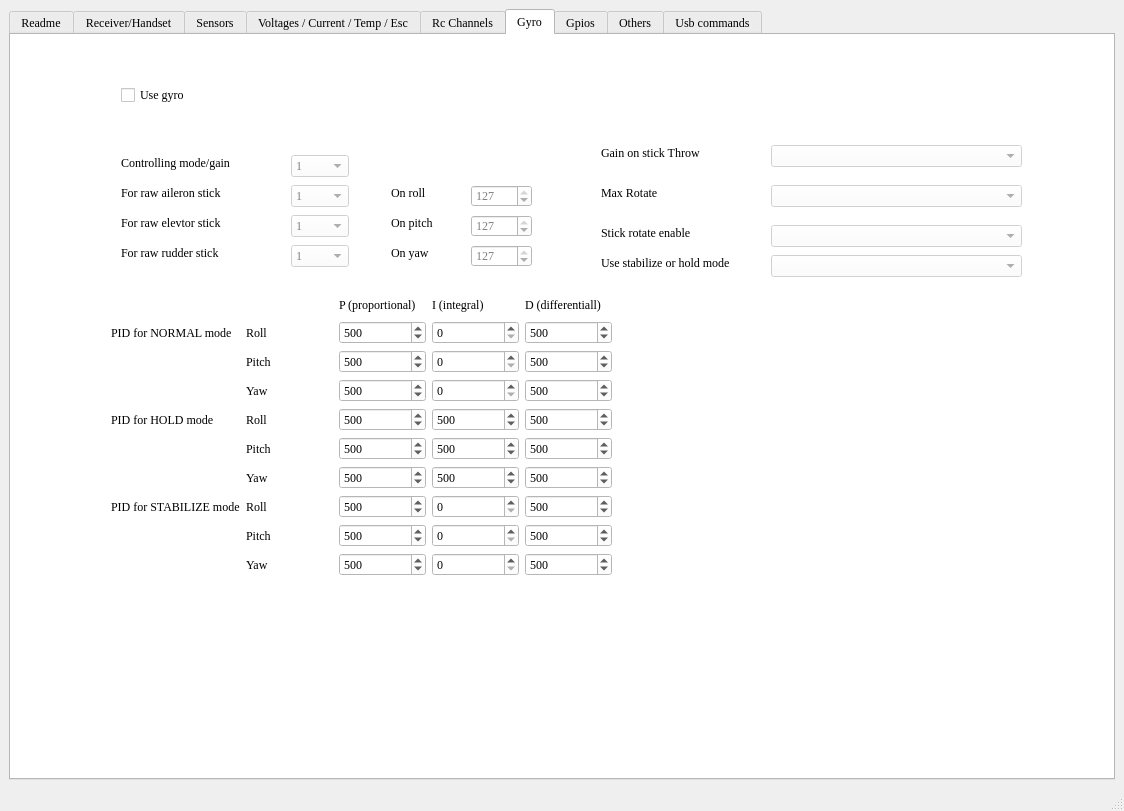
Before: the Qt Designer form gui/oXs.ui in romoloman/oXs_on_RP2040, drawn with Qt 5.
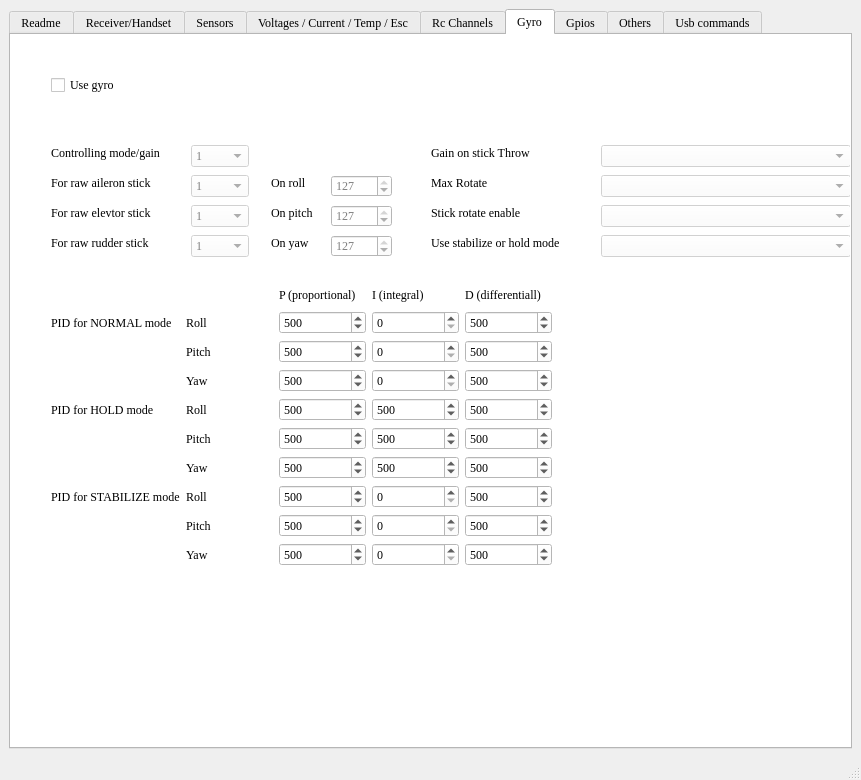
After: the same form once the commit is applied. The open tabs and pages were chosen to show the change. Icons and pictures are not drawn.

Commit message: App redrawing

What changed in the file:
```diff
--- a/gui/oXs.ui
+++ b/gui/oXs.ui
@@ -6,8 +6,8 @@
    <rect>
     <x>0</x>
     <y>0</y>
-    <width>1124</width>
-    <height>811</height>
+    <width>861</width>
+    <height>780</height>
    </rect>
   </property>
   <property name="palette">
@@ -6517,8 +6517,8 @@
        <widget class="QCheckBox" name="cbGyro">
         <property name="geometry">
          <rect>
-          <x>110</x>
-          <y>50</y>
+          <x>40</x>
+          <y>40</y>
           <width>81</width>
           <height>20</height>
          </rect>
@@ -6533,8 +6533,8 @@
         </property>
         <property name="geometry">
          <rect>
-          <x>280</x>
-          <y>120</y>
+          <x>180</x>
+          <y>110</y>
           <width>58</width>
           <height>22</height>
          </rect>
@@ -6623,8 +6623,8 @@
        <widget class="QLabel" name="label_35">
         <property name="geometry">
          <rect>
-          <x>110</x>
-          <y>120</y>
+          <x>40</x>
+          <y>110</y>
           <width>161</width>
           <height>16</height>
          </rect>
@@ -6636,8 +6636,8 @@
        <widget class="QLabel" name="label_36">
         <property name="geometry">
          <rect>
-          <x>110</x>
-          <y>150</y>
+          <x>40</x>
+          <y>140</y>
           <width>161</width>
           <height>16</height>
          </rect>
@@ -6649,8 +6649,8 @@
        <widget class="QLabel" name="label_37">
         <property name="geometry">
          <rect>
-          <x>110</x>
-          <y>180</y>
+          <x>40</x>
+          <y>170</y>
           <width>161</width>
           <height>16</height>
          </rect>
@@ -6662,8 +6662,8 @@
        <widget class="QLabel" name="label_38">
         <property name="geometry">
          <rect>
-          <x>110</x>
-          <y>210</y>
+          <x>40</x>
+          <y>200</y>
           <width>161</width>
           <height>16</height>
          </rect>
@@ -6678,8 +6678,8 @@
         </property>
         <property name="geometry">
          <rect>
-          <x>280</x>
-          <y>150</y>
+          <x>180</x>
+          <y>140</y>
           <width>58</width>
           <height>22</height>
          </rect>
@@ -6771,8 +6771,8 @@
         </property>
         <property name="geometry">
          <rect>
-          <x>280</x>
-          <y>180</y>
+          <x>180</x>
+          <y>170</y>
           <width>58</width>
           <height>22</height>
          </rect>
@@ -6864,8 +6864,8 @@
         </property>
         <property name="geometry">
          <rect>
-          <x>280</x>
-          <y>210</y>
+          <x>180</x>
+          <y>200</y>
           <width>58</width>
           <height>22</height>
          </rect>
@@ -6954,8 +6954,8 @@
        <widget class="QLabel" name="label_39">
         <property name="geometry">
          <rect>
-          <x>380</x>
-          <y>150</y>
+          <x>260</x>
+          <y>140</y>
           <width>55</width>
           <height>16</height>
          </rect>
@@ -6967,8 +6967,8 @@
        <widget class="QLabel" name="label_40">
         <property name="geometry">
          <rect>
-          <x>380</x>
-          <y>180</y>
+          <x>260</x>
+          <y>170</y>
           <width>55</width>
           <height>16</height>
          </rect>
@@ -6980,8 +6980,8 @@
        <widget class="QLabel" name="label_41">
         <property name="geometry">
          <rect>
-          <x>380</x>
-          <y>210</y>
+          <x>260</x>
+          <y>200</y>
           <width>55</width>
           <height>16</height>
          </rect>
@@ -6996,8 +6996,8 @@
         </property>
         <property name="geometry">
          <rect>
-          <x>460</x>
-          <y>150</y>
+          <x>320</x>
+          <y>140</y>
           <width>61</width>
           <height>22</height>
          </rect>
@@ -7018,8 +7018,8 @@
         </property>
         <property name="geometry">
          <rect>
-          <x>460</x>
-          <y>180</y>
+          <x>320</x>
+          <y>170</y>
           <width>61</width>
           <height>22</height>
          </rect>
@@ -7040,8 +7040,8 @@
         </property>
         <property name="geometry">
          <rect>
-          <x>460</x>
-          <y>210</y>
+          <x>320</x>
+          <y>200</y>
           <width>61</width>
           <height>22</height>
          </rect>
@@ -7059,9 +7059,9 @@
        <widget class="QLabel" name="label_42">
         <property name="geometry">
          <rect>
-          <x>590</x>
+          <x>420</x>
           <y>110</y>
-          <width>131</width>
+          <width>130</width>
           <height>16</height>
          </rect>
         </property>
@@ -7075,9 +7075,9 @@
         </property>
         <property name="geometry">
          <rect>
-          <x>760</x>
+          <x>590</x>
           <y>110</y>
-          <width>251</width>
+          <width>250</width>
           <height>22</height>
          </rect>
         </property>
@@ -7085,9 +7085,9 @@
        <widget class="QLabel" name="label_43">
         <property name="geometry">
          <rect>
-          <x>590</x>
-          <y>150</y>
-          <width>111</width>
+          <x>420</x>
+          <y>140</y>
+          <width>110</width>
           <height>16</height>
          </rect>
         </property>
@@ -7101,9 +7101,9 @@
         </property>
         <property name="geometry">
          <rect>
-          <x>760</x>
-          <y>150</y>
-          <width>251</width>
+          <x>590</x>
+          <y>140</y>
+          <width>250</width>
           <height>22</height>
          </rect>
         </property>
@@ -7111,9 +7111,9 @@
        <widget class="QLabel" name="label_44">
         <property name="geometry">
          <rect>
-          <x>590</x>
-          <y>190</y>
-          <width>141</width>
+          <x>420</x>
+          <y>170</y>
+          <width>140</width>
           <height>16</height>
          </rect>
         </property>
@@ -7127,9 +7127,9 @@
         </property>
         <property name="geometry">
          <rect>
-          <x>760</x>
-          <y>190</y>
-          <width>251</width>
+          <x>590</x>
+          <y>170</y>
+          <width>250</width>
           <height>22</height>
          </rect>
         </property>
@@ -7137,9 +7137,9 @@
        <widget class="QLabel" name="label_45">
         <property name="geometry">
          <rect>
-          <x>590</x>
-          <y>220</y>
-          <width>161</width>
+          <x>420</x>
+          <y>200</y>
+          <width>160</width>
           <height>16</height>
          </rect>
         </property>
@@ -7153,9 +7153,9 @@
         </property>
         <property name="geometry">
          <rect>
-          <x>760</x>
-          <y>220</y>
-          <width>251</width>
+          <x>590</x>
+          <y>200</y>
+          <width>250</width>
           <height>22</height>
          </rect>
         </property>
@@ -7163,8 +7163,8 @@
        <widget class="QWidget" name="layoutWidget">
         <property name="geometry">
          <rect>
-          <x>100</x>
-          <y>260</y>
+          <x>40</x>
+          <y>250</y>
           <width>501</width>
           <height>281</height>
          </rect>
```
Left out of the diff: 242 changed lines with no effect on the pictures. The commit also changes 1 other file.
